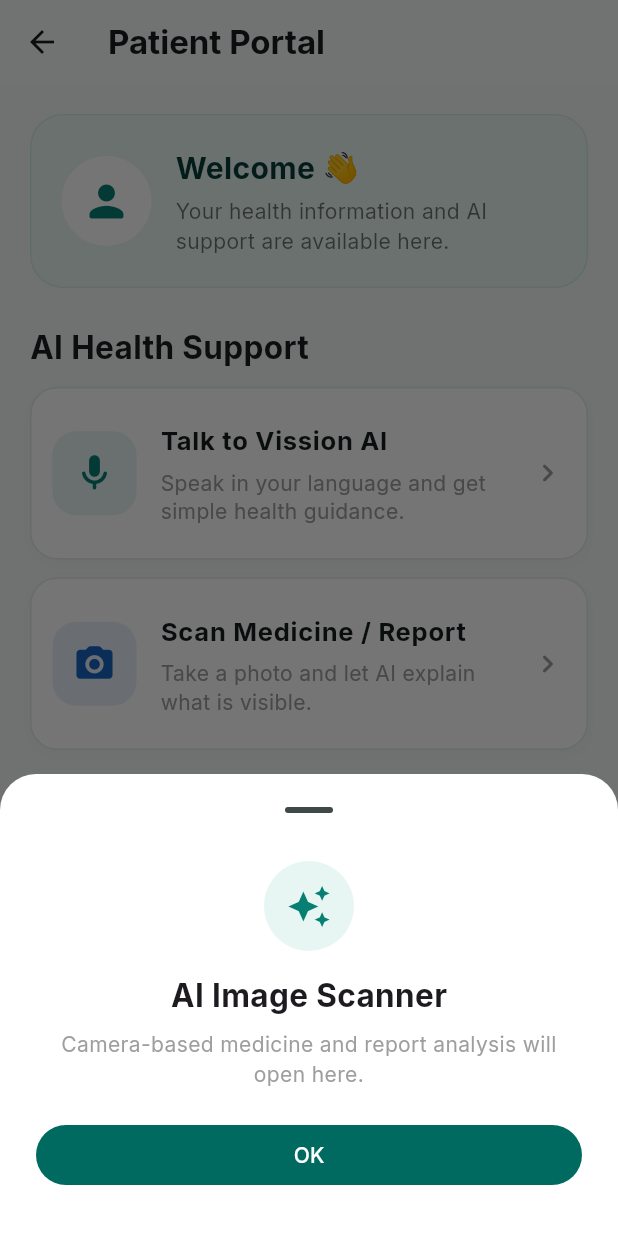
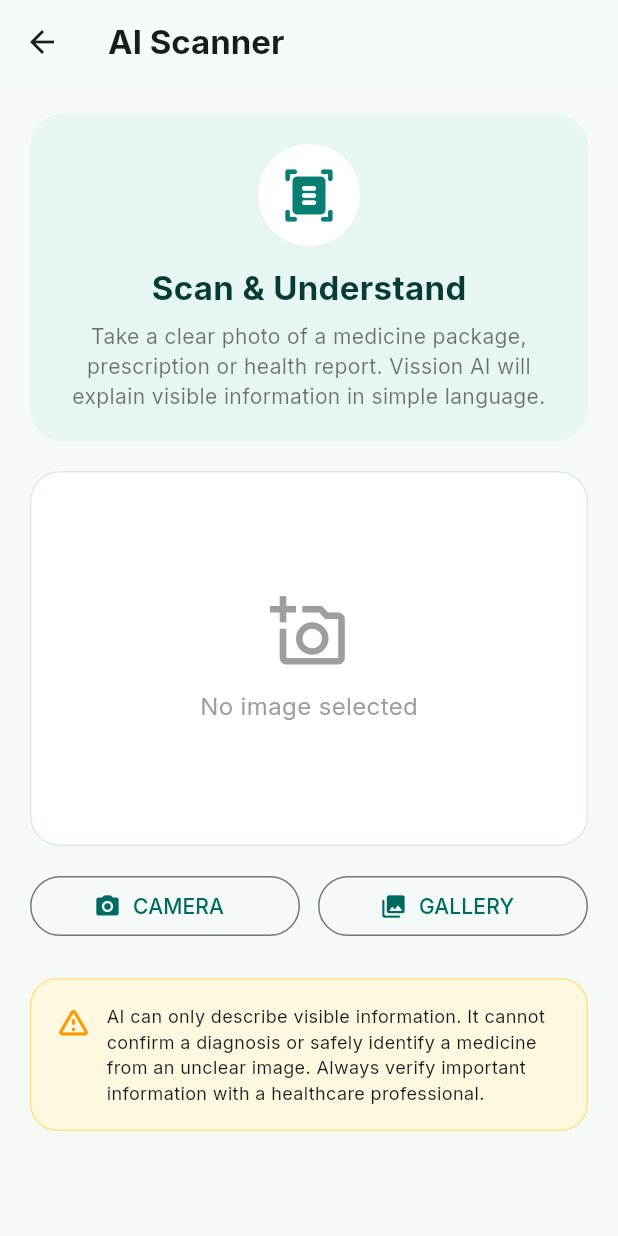
Before and after one commit to boopathiravi03/vision_health, a Flutter app: the PatientPortalScreen screen opened directly, after a tap on "Scan Medicine / Report", on a phone screen of 412 x 824 dp. Run offline on Flutter 3.47's test engine with Material 3 defaults, Android fonts, the phone set to English and light mode, and no system bars; our stand-ins replace cloud_firestore, connectivity_plus, firebase_auth, firebase_core, firebase_database, flutter_markdown and 7 more; missing offline and left inert: mobile_scanner; accounts and stored records are empty.

Commit message:
Add AI Image Scanner screen and connect it to Patient Portal

```diff
--- /dev/null
+++ b/lib/screens/patient_portal/patient_ai_scanner_screen.dart
@@ -0,0 +1,523 @@
+import 'dart:convert';
+import 'dart:io';
+
+import 'package:flutter/material.dart';
+import 'package:http/http.dart' as http;
+import 'package:image_picker/image_picker.dart';
+
+class PatientAiScannerScreen extends StatefulWidget {
+  const PatientAiScannerScreen({super.key});
+
+  @override
+  State<PatientAiScannerScreen> createState() =>
+      _PatientAiScannerScreenState();
+}
+
+class _PatientAiScannerScreenState
+    extends State<PatientAiScannerScreen> {
+  final ImagePicker _picker = ImagePicker();
+
+  File? _image;
+
+  bool _loading = false;
+
+  Map<String, dynamic>? _result;
+
+  Future<void> _takePhoto() async {
+    final image = await _picker.pickImage(
+      source: ImageSource.camera,
+      imageQuality: 85,
+    );
+
+    if (image == null) return;
+
+    setState(() {
+      _image = File(image.path);
+      _result = null;
+    });
+  }
+
+  Future<void> _choosePhoto() async {
+    final image = await _picker.pickImage(
+      source: ImageSource.gallery,
+      imageQuality: 85,
+    );
+
+    if (image == null) return;
+
+    setState(() {
+      _image = File(image.path);
+      _result = null;
+    });
+  }
+
+  Future<void> _analyzeImage() async {
+    if (_image == null) return;
+
+    setState(() {
+      _loading = true;
+      _result = null;
+    });
+
+    try {
+      final request = http.MultipartRequest(
+        'POST',
+        Uri.parse(
+          'https://vision-health.onrender.com/vision-analyze',
+        ),
+      );
+
+      request.files.add(
+        await http.MultipartFile.fromPath(
+          'file',
+          _image!.path,
+        ),
+      );
+
+      final streamedResponse = await request.send();
+
+      final response =
+          await http.Response.fromStream(streamedResponse);
+
+      if (response.statusCode != 200) {
+        throw Exception(
+          'Server error: ${response.statusCode}',
+        );
+      }
+
+      final decoded = jsonDecode(response.body);
+
+      if (!mounted) return;
+
+      setState(() {
+        _result = Map<String, dynamic>.from(decoded);
+      });
+    } catch (e) {
+      if (!mounted) return;
+
+      _showError(
+        'Unable to analyze the image.\n$e',
+      );
+    } finally {
+      if (mounted) {
+        setState(() {
+          _loading = false;
+        });
+      }
+    }
+  }
+
+  void _showError(String message) {
+    ScaffoldMessenger.of(context).showSnackBar(
+      SnackBar(content: Text(message)),
+    );
+  }
+
+  @override
+  Widget build(BuildContext context) {
+    return Scaffold(
+      backgroundColor: const Color(0xFFF5F9F8),
+
+      appBar: AppBar(
+        title: const Text(
+          'AI Scanner',
+          style: TextStyle(
+            fontWeight: FontWeight.bold,
+          ),
+        ),
+      ),
+
+      body: SingleChildScrollView(
+        padding: const EdgeInsets.all(20),
+        child: Column(
+          children: [
+            _header(),
+
+            const SizedBox(height: 20),
+
+            _imageCard(),
+
+            const SizedBox(height: 16),
+
+            Row(
+              children: [
+                Expanded(
+                  child: OutlinedButton.icon(
+                    onPressed: _loading
+                        ? null
+                        : _takePhoto,
+                    icon: const Icon(
+                      Icons.camera_alt_rounded,
+                    ),
+                    label: const Text('CAMERA'),
+                  ),
+                ),
+
+                const SizedBox(width: 12),
+
+                Expanded(
+                  child: OutlinedButton.icon(
+                    onPressed: _loading
+                        ? null
+                        : _choosePhoto,
+                    icon: const Icon(
+                      Icons.photo_library_rounded,
+                    ),
+                    label: const Text('GALLERY'),
+                  ),
+                ),
+              ],
+            ),
+
+            if (_image != null) ...[
+              const SizedBox(height: 16),
+
+              SizedBox(
+                width: double.infinity,
+                height: 54,
+                child: FilledButton.icon(
+                  onPressed:
+                      _loading ? null : _analyzeImage,
+                  icon: _loading
+                      ? const SizedBox(
+                          width: 20,
+                          height: 20,
+                          child:
+                              CircularProgressIndicator(
+                            strokeWidth: 2,
+                            color: Colors.white,
+                          ),
+                        )
+                      : const Icon(
+                          Icons.auto_awesome,
+                        ),
+                  label: Text(
+                    _loading
+                        ? 'ANALYZING...'
+                        : 'ANALYZE WITH AI',
+                  ),
+                ),
+              ),
+            ],
+
+            if (_result != null) ...[
+              const SizedBox(height: 24),
+              _resultCard(),
+            ],
+
+            const SizedBox(height: 24),
+
+            _warningCard(),
+          ],
+        ),
+      ),
+    );
+  }
+
+  Widget _header() {
+    return Container(
+      width: double.infinity,
+      padding: const EdgeInsets.all(20),
+      decoration: BoxDecoration(
+        color: const Color(0xFFE8F6F3),
+        borderRadius: BorderRadius.circular(22),
+      ),
+      child: const Column(
+        children: [
+          CircleAvatar(
+            radius: 34,
+            backgroundColor: Colors.white,
+            child: Icon(
+              Icons.document_scanner_rounded,
+              size: 38,
+              color: Color(0xFF087F73),
+            ),
+          ),
+
+          SizedBox(height: 12),
+
+          Text(
+            'Scan & Understand',
+            style: TextStyle(
+              fontSize: 22,
+              fontWeight: FontWeight.bold,
+              color: Color(0xFF073B36),
+            ),
+          ),
+
+          SizedBox(height: 7),
+
+          Text(
+            'Take a clear photo of a medicine package, '
+            'prescription or health report. '
+            'Vission AI will explain visible information '
+            'in simple language.',
+            textAlign: TextAlign.center,
+            style: TextStyle(
+              color: Colors.black54,
+              height: 1.45,
+            ),
+          ),
+        ],
+      ),
+    );
+  }
+
+  Widget _imageCard() {
+    return Container(
+      width: double.infinity,
+      height: 250,
+      decoration: BoxDecoration(
+        color: Colors.white,
+        borderRadius: BorderRadius.circular(20),
+        border: Border.all(
+          color: const Color(0xFFE0E9E6),
+        ),
+      ),
+      clipBehavior: Clip.antiAlias,
+      child: _image == null
+          ? const Center(
+              child: Column(
+                mainAxisAlignment:
+                    MainAxisAlignment.center,
+                children: [
+                  Icon(
+                    Icons.add_a_photo_outlined,
+                    size: 52,
+                    color: Colors.grey,
+                  ),
+                  SizedBox(height: 12),
+                  Text(
+                    'No image selected',
+                    style: TextStyle(
+                      color: Colors.grey,
+                      fontSize: 16,
+                    ),
+                  ),
+                ],
+              ),
+            )
+          : Image.file(
+              _image!,
+              fit: BoxFit.cover,
+            ),
+    );
+  }
+
+  Widget _resultCard() {
+    final result = _result!;
+
+    final quality =
+        result['image_quality_good'] == true;
+
+    final observation =
+        result['observation']?.toString() ?? '';
+
+    final indicators =
+        result['visible_indicators'];
+
+    final urgency =
+        result['urgency']?.toString() ?? 'UNKNOWN';
+
+    final recommendation =
+        result['recommendation']?.toString() ?? '';
+
+    return Container(
+      width: double.infinity,
+      padding: const EdgeInsets.all(20),
+      decoration: BoxDecoration(
+        color: Colors.white,
+        borderRadius: BorderRadius.circular(20),
+        border: Border.all(
+          color: const Color(0xFFE0E9E6),
+        ),
+      ),
+      child: Column(
+        crossAxisAlignment:
+            CrossAxisAlignment.start,
+        children: [
+          const Row(
+            children: [
+              Icon(
+                Icons.auto_awesome,
+                color: Color(0xFF087F73),
+              ),
+              SizedBox(width: 8),
+              Text(
+                'AI Analysis',
+                style: TextStyle(
+                  fontSize: 20,
+                  fontWeight: FontWeight.bold,
+                ),
+              ),
+            ],
+          ),
+
+          const SizedBox(height: 18),
+
+          _resultRow(
+            'Image quality',
+            quality
+                ? 'Good'
+                : 'Not suitable for analysis',
+          ),
+
+          _resultRow(
+            'Urgency',
+            urgency,
+          ),
+
+          if (observation.isNotEmpty)
+            _resultSection(
+              'What AI can see',
+              observation,
+            ),
+
+          if (indicators is List &&
+              indicators.isNotEmpty)
+            _indicatorList(indicators),
+
+          if (recommendation.isNotEmpty)
+            _resultSection(
+              'What you should do',
+              recommendation,
+            ),
+        ],
+      ),
+    );
+  }
+
+  Widget _resultRow(
+    String title,
+    String value,
+  ) {
+    return Padding(
+      padding: const EdgeInsets.only(bottom: 12),
+      child: Row(
+        crossAxisAlignment:
+            CrossAxisAlignment.start,
+        children: [
+          Text(
+            '$title: ',
+            style: const TextStyle(
+              fontWeight: FontWeight.bold,
+            ),
+          ),
+          Expanded(
+            child: Text(value),
+          ),
+        ],
+      ),
+    );
+  }
+
+  Widget _resultSection(
+    String title,
+    String text,
+  ) {
+    return Padding(
+      padding: const EdgeInsets.only(top: 8),
+      child: Column(
+        crossAxisAlignment:
+            CrossAxisAlignment.start,
+        children: [
+          Text(
+            title,
+            style: const TextStyle(
+              fontWeight: FontWeight.bold,
+              fontSize: 16,
+            ),
+          ),
+          const SizedBox(height: 7),
+          Text(
+            text,
+            style: const TextStyle(
+              height: 1.5,
+            ),
+          ),
+        ],
+      ),
+    );
+  }
+
+  Widget _indicatorList(List indicators) {
+    return Padding(
+      padding: const EdgeInsets.only(top: 10),
+      child: Column(
+        crossAxisAlignment:
+            CrossAxisAlignment.start,
+        children: [
+          const Text(
+            'Visible indicators',
+            style: TextStyle(
+              fontWeight: FontWeight.bold,
+              fontSize: 16,
+            ),
+          ),
+
+          const SizedBox(height: 6),
+
+          ...indicators.map(
+            (item) => Padding(
+              padding:
+                  const EdgeInsets.symmetric(
+                vertical: 3,
+              ),
+              child: Row(
+                crossAxisAlignment:
+                    CrossAxisAlignment.start,
+                children: [
+                  const Text('• '),
+                  Expanded(
+                    child: Text(
+                      item.toString(),
+                    ),
+                  ),
+                ],
+              ),
+            ),
+          ),
+        ],
+      ),
+    );
+  }
+
+  Widget _warningCard() {
+    return Container(
+      width: double.infinity,
+      padding: const EdgeInsets.all(16),
+      decoration: BoxDecoration(
+        color: Colors.amber.shade50,
+        borderRadius: BorderRadius.circular(18),
+        border: Border.all(
+          color: Colors.amber.shade200,
+        ),
+      ),
+      child: const Row(
+        crossAxisAlignment:
+            CrossAxisAlignment.start,
+        children: [
+          Icon(
+            Icons.warning_amber_rounded,
+            color: Colors.orange,
+          ),
+
+          SizedBox(width: 10),
+
+          Expanded(
+            child: Text(
+              'AI can only describe visible information. '
+              'It cannot confirm a diagnosis or safely identify '
+              'a medicine from an unclear image. '
+              'Always verify important information with a healthcare professional.',
+              style: TextStyle(
+                fontSize: 12,
+                height: 1.45,
+              ),
+            ),
+          ),
+        ],
+      ),
+    );
+  }
+}
--- a/lib/screens/patient_portal/patient_portal_screen.dart
+++ b/lib/screens/patient_portal/patient_portal_screen.dart
@@ -1,6 +1,7 @@
 import 'package:flutter/material.dart';
 
 import 'patient_ai_voice_screen.dart';
+import 'patient_ai_scanner_screen.dart';
 
 class PatientPortalScreen extends StatelessWidget {
   const PatientPortalScreen({super.key});
@@ -60,10 +61,12 @@ class PatientPortalScreen extends StatelessWidget {
                   'Take a photo and let AI explain what is visible.',
               color: const Color(0xFF1565C0),
               onTap: () {
-                _showComingSoon(
+                Navigator.push(
                   context,
-                  'AI Image Scanner',
-                  'Camera-based medicine and report analysis will open here.',
+                  MaterialPageRoute(
+                    builder: (_) =>
+                        const PatientAiScannerScreen(),
+                  ),
                 );
               },
             ),
```
